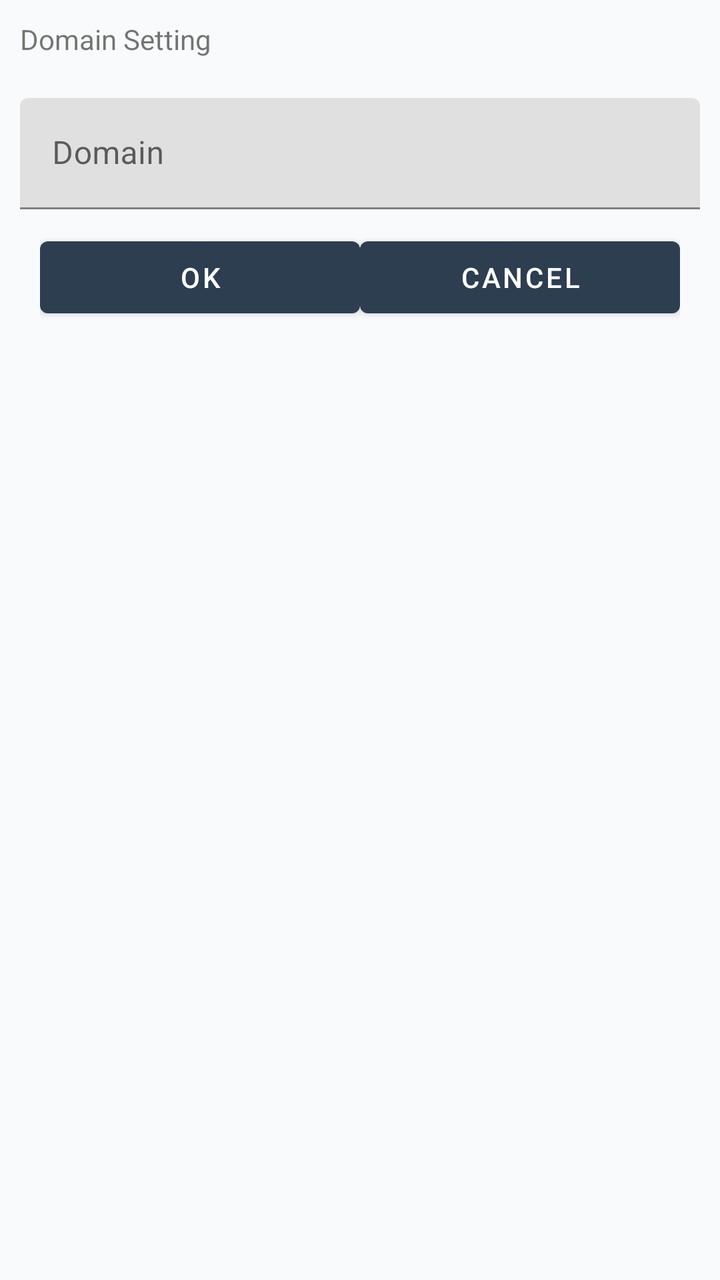
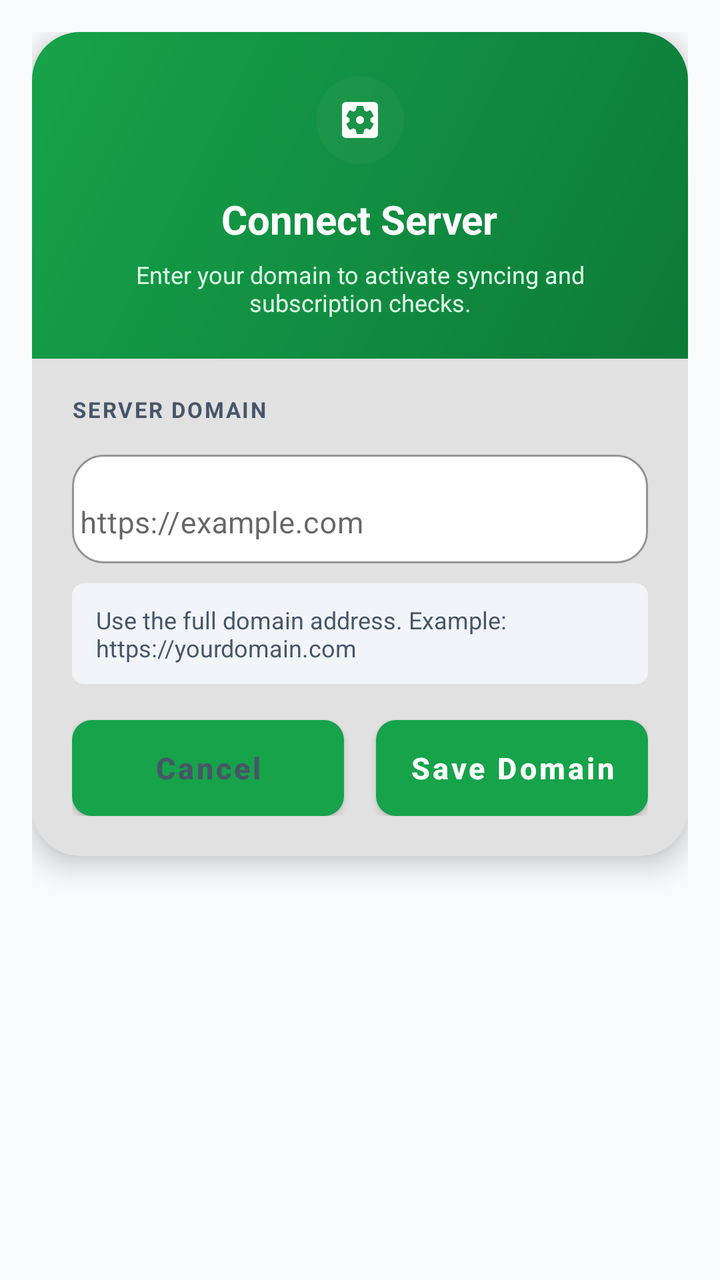

Compare the two renders of this Android layout. The source of the first and the diff that turns it into the second are given below.
<!-- AndroidManifest.xml: application theme AppTheme -->
<!-- res/layout/api_domain_link.xml -->
<?xml version="1.0" encoding="utf-8"?>
<LinearLayout xmlns:android="http://schemas.android.com/apk/res/android"
    xmlns:app="http://schemas.android.com/apk/res-auto"
    android:layout_width="match_parent"
    android:layout_height="match_parent"
    android:orientation="vertical"
    android:padding="10dp">

    <TextView
        android:id="@+id/siminfoTv"
        android:layout_width="match_parent"
        android:layout_height="wrap_content"
        android:text="Domain Setting" />


    <com.google.android.material.textfield.TextInputLayout
        android:layout_width="match_parent"
        android:layout_height="wrap_content"
        android:layout_marginTop="20dp">

        <EditText
            android:id="@+id/apiLinkEt"
            android:layout_width="match_parent"
            android:layout_height="wrap_content"
            android:hint="Domain"
            android:inputType="text"
            android:maxLines="1" />
    </com.google.android.material.textfield.TextInputLayout>

    <LinearLayout
        android:layout_width="match_parent"
        android:layout_height="wrap_content"
        android:orientation="horizontal"
        android:padding="10dp"
        android:weightSum="2">

        <Button
            android:id="@+id/domainOkBtn"
            android:layout_width="match_parent"
            android:layout_height="wrap_content"
            android:layout_weight="1"
            android:text="OK" />

        <Button
            android:id="@+id/domainCancelBtn"
            android:layout_width="match_parent"
            android:layout_height="wrap_content"
            android:layout_weight="1"
            android:text="CANCEL" />

    </LinearLayout>

</LinearLayout>
<!-- resources referenced by this layout -->
<resources>
  <style name="AppTheme" parent="Theme.MaterialComponents.Light.DarkActionBar">
          <item name="colorPrimary">@color/colorPrimary</item>
          <item name="colorPrimaryDark">@color/colorPrimaryDark</item>
          <item name="colorAccent">@color/colorAccent</item>
          <item name="android:windowBackground">@color/bg_screen</item>
          <item name="android:statusBarColor">@color/colorPrimaryDark</item>
          <item name="elevationOverlayEnabled">true</item>
      </style>
  <color name="colorPrimary">#2C3E50</color>
  <color name="colorPrimaryDark">#1A252F</color>
  <color name="colorAccent">#82A98D</color>
  <color name="bg_screen">#F8FAFB</color>
</resources>

<!-- the commit's change to res/layout/api_domain_link.xml (unified diff, before → after) -->
@@ -1,53 +1,173 @@
 <?xml version="1.0" encoding="utf-8"?>
-<LinearLayout xmlns:android="http://schemas.android.com/apk/res/android"
+<FrameLayout xmlns:android="http://schemas.android.com/apk/res/android"
     xmlns:app="http://schemas.android.com/apk/res-auto"
     android:layout_width="match_parent"
-    android:layout_height="match_parent"
-    android:orientation="vertical"
-    android:padding="10dp">
+    android:layout_height="wrap_content"
+    android:background="@android:color/transparent"
+    android:padding="16dp">
 
-    <TextView
-        android:id="@+id/siminfoTv"
+    <com.google.android.material.card.MaterialCardView
         android:layout_width="match_parent"
         android:layout_height="wrap_content"
-        android:text="Domain Setting" />
+        app:cardBackgroundColor="?attr/colorSurface"
+        app:cardCornerRadius="24dp"
+        app:cardElevation="8dp">
 
-
-    <com.google.android.material.textfield.TextInputLayout
-        android:layout_width="match_parent"
-        android:layout_height="wrap_content"
-        android:layout_marginTop="20dp">
-
-        <EditText
-            android:id="@+id/apiLinkEt"
+        <LinearLayout
             android:layout_width="match_parent"
             android:layout_height="wrap_content"
-            android:hint="Domain"
-            android:inputType="text"
-            android:maxLines="1" />
-    </com.google.android.material.textfield.TextInputLayout>
+            android:orientation="vertical">
 
-    <LinearLayout
-        android:layout_width="match_parent"
-        android:layout_height="wrap_content"
-        android:orientation="horizontal"
-        android:padding="10dp"
-        android:weightSum="2">
+            <LinearLayout
+                android:layout_width="match_parent"
+                android:layout_height="wrap_content"
+                android:background="@drawable/bg_gradient_header"
+                android:gravity="center_horizontal"
+                android:orientation="vertical"
+                android:paddingStart="24dp"
+                android:paddingTop="22dp"
+                android:paddingEnd="24dp"
+                android:paddingBottom="20dp">
 
-        <Button
-            android:id="@+id/domainOkBtn"
-            android:layout_width="match_parent"
-            android:layout_height="wrap_content"
-            android:layout_weight="1"
-            android:text="OK" />
+                <com.google.android.material.card.MaterialCardView
+                    android:layout_width="44dp"
+                    android:layout_height="44dp"
+                    app:cardBackgroundColor="@color/icon_overlay"
+                    app:cardCornerRadius="22dp"
+                    app:cardElevation="0dp">
 
-        <Button
-            android:id="@+id/domainCancelBtn"
-            android:layout_width="match_parent"
-            android:layout_height="wrap_content"
-            android:layout_weight="1"
-            android:text="CANCEL" />
+                    <ImageView
+                        android:layout_width="match_parent"
+                        android:layout_height="match_parent"
+                        android:padding="10dp"
+                        android:src="@drawable/ic_baseline_settings_applications_24"
+                        android:tint="@android:color/white" />
+                </com.google.android.material.card.MaterialCardView>
 
-    </LinearLayout>
+                <TextView
+                    android:id="@+id/siminfoTv"
+                    android:layout_width="wrap_content"
+                    android:layout_height="wrap_content"
+                    android:layout_marginTop="14dp"
+                    android:text="Connect Server"
+                    android:textColor="@android:color/white"
+                    android:textSize="20sp"
+                    android:textStyle="bold" />
 
-</LinearLayout>
+                <TextView
+                    android:layout_width="wrap_content"
+                    android:layout_height="wrap_content"
+                    android:layout_marginTop="6dp"
+                    android:gravity="center"
+                    android:text="Enter your domain to activate syncing and subscription checks."
+                    android:textColor="@color/teal_light"
+                    android:textSize="12sp" />
+
+            </LinearLayout>
+
+            <LinearLayout
+                android:layout_width="match_parent"
+                android:layout_height="wrap_content"
+                android:orientation="vertical"
+                android:paddingStart="20dp"
+                android:paddingTop="18dp"
+                android:paddingEnd="20dp"
+                android:paddingBottom="20dp">
+
+                <TextView
+                    android:layout_width="wrap_content"
+                    android:layout_height="wrap_content"
+                    android:text="SERVER DOMAIN"
+                    android:textColor="@color/text_secondary"
+                    android:textSize="11sp"
+                    android:textStyle="bold"
+                    android:letterSpacing="0.08" />
+
+                <com.google.android.material.textfield.TextInputLayout
+                    android:layout_width="match_parent"
+                    android:layout_height="wrap_content"
+                    android:layout_marginTop="10dp"
+                    android:hint="https://example.com"
+                    app:boxBackgroundColor="?attr/colorSurface"
+                    app:boxBackgroundMode="outline"
+                    app:boxCornerRadiusBottomEnd="16dp"
+                    app:boxCornerRadiusBottomStart="16dp"
+                    app:boxCornerRadiusTopEnd="16dp"
+                    app:boxCornerRadiusTopStart="16dp"
+                    app:boxStrokeColor="?attr/colorPrimary"
+                    app:boxStrokeWidth="1dp"
+                    app:boxStrokeWidthFocused="2dp"
+                    app:hintTextColor="@color/text_hint">
+
+                    <com.google.android.material.textfield.TextInputEditText
+                        android:id="@+id/apiLinkEt"
+                        android:layout_width="match_parent"
+                        android:layout_height="wrap_content"
+                        android:imeOptions="actionDone"
+                        android:inputType="textUri"
+                        android:maxLines="1"
+                        android:minHeight="54dp"
+                        android:paddingStart="4dp"
+                        android:paddingEnd="4dp"
+                        android:textColor="?attr/colorOnSurface"
+                        android:textColorHint="@color/text_hint"
+                        android:textSize="15sp" />
+
+                </com.google.android.material.textfield.TextInputLayout>
+
+                <TextView
+                    android:layout_width="match_parent"
+                    android:layout_height="wrap_content"
+                    android:layout_marginTop="10dp"
+                    android:background="@drawable/bg_badge"
+                    android:paddingStart="12dp"
+                    android:paddingTop="10dp"
+                    android:paddingEnd="12dp"
+                    android:paddingBottom="10dp"
+                    android:text="Use the full domain address. Example: https://yourdomain.com"
+                    android:textColor="@color/text_secondary"
+                    android:textSize="12sp" />
+
+                <LinearLayout
+                    android:layout_width="match_parent"
+                    android:layout_height="wrap_content"
+                    android:layout_marginTop="18dp"
+                    android:orientation="horizontal">
+
+                    <Button
+                        android:id="@+id/domainCancelBtn"
+                        android:layout_width="0dp"
+                        android:layout_height="48dp"
+                        android:layout_marginEnd="8dp"
+                        android:layout_weight="1"
+                        android:background="@drawable/bg_btn_cancel"
+                        android:insetTop="0dp"
+                        android:insetBottom="0dp"
+                        android:text="Cancel"
+                        android:textAllCaps="false"
+                        android:textColor="@color/text_secondary"
+                        android:textSize="15sp"
+                        android:textStyle="bold" />
+
+                    <Button
+                        android:id="@+id/domainOkBtn"
+                        android:layout_width="0dp"
+                        android:layout_height="48dp"
+                        android:layout_marginStart="8dp"
+                        android:layout_weight="1"
+                        android:background="@drawable/bg_btn_confirm"
+                        android:insetTop="0dp"
+                        android:insetBottom="0dp"
+                        android:text="Save Domain"
+                        android:textAllCaps="false"
+                        android:textColor="@android:color/white"
+                        android:textSize="15sp"
+                        android:textStyle="bold" />
+
+                </LinearLayout>
+
+            </LinearLayout>
+        </LinearLayout>
+    </com.google.android.material.card.MaterialCardView>
+
+</FrameLayout>
<!-- resource entries referenced after the edit -->
@@ -1,5 +1,45 @@
 <!-- resources referenced by this layout -->
 <resources>
+  <color name="icon_overlay">#33FFFFFF</color>
+  <color name="teal_light">#DCFCE7</color>
+  <color name="text_hint">#94A3B8</color>
+  <color name="text_secondary">#475569</color>
+  <!-- drawable bg_badge (drawable) -->
+  <?xml version="1.0" encoding="utf-8"?>
+  <shape xmlns:android="http://schemas.android.com/apk/res/android">
+      <corners android:radius="6dp"/>
+      <solid android:color="@color/inactive_bg"/>
+  </shape>
+  <!-- drawable bg_btn_cancel (drawable) -->
+  <?xml version="1.0" encoding="utf-8"?>
+  <shape xmlns:android="http://schemas.android.com/apk/res/android">
+      <corners android:radius="10dp"/>
+      <solid android:color="#F3F4F6"/>
+  </shape>
+  <!-- drawable bg_btn_confirm (drawable) -->
+  <?xml version="1.0" encoding="utf-8"?>
+  <shape xmlns:android="http://schemas.android.com/apk/res/android">
+      <corners android:radius="10dp"/>
+      <gradient
+          android:startColor="@color/teal_primary"
+          android:endColor="#00695C"
+          android:angle="90"/>
+  </shape>
+  <!-- drawable bg_gradient_header (drawable) -->
+  <?xml version="1.0" encoding="utf-8"?>
+  <shape xmlns:android="http://schemas.android.com/apk/res/android">
+      <gradient
+          android:startColor="@color/header_start"
+          android:endColor="@color/header_end"
+          android:angle="135"
+          android:type="linear"/>
+  </shape>
+  <!-- drawable ic_baseline_settings_applications_24 (drawable) -->
+  <vector android:height="24dp" android:tint="#4843D3"
+      android:viewportHeight="24" android:viewportWidth="24"
+      android:width="24dp" xmlns:android="http://schemas.android.com/apk/res/android">
+      <path android:fillColor="@android:color/white" android:pathData="M12,10c-1.1,0 -2,0.9 -2,2s0.9,2 2,2 2,-0.9 2,-2 -0.9,-2 -2,-2zM19,3L5,3c-1.11,0 -2,0.9 -2,2v14c0,1.1 0.89,2 2,2h14c1.11,0 2,-0.9 2,-2L21,5c0,-1.1 -0.89,-2 -2,-2zM17.25,12c0,0.23 -0.02,0.46 -0.05,0.68l1.48,1.16c0.13,0.11 0.17,0.3 0.08,0.45l-1.4,2.42c-0.09,0.15 -0.27,0.21 -0.43,0.15l-1.74,-0.7c-0.36,0.28 -0.76,0.51 -1.18,0.69l-0.26,1.85c-0.03,0.17 -0.18,0.3 -0.35,0.3h-2.8c-0.17,0 -0.32,-0.13 -0.35,-0.29l-0.26,-1.85c-0.43,-0.18 -0.82,-0.41 -1.18,-0.69l-1.74,0.7c-0.16,0.06 -0.34,0 -0.43,-0.15l-1.4,-2.42c-0.09,-0.15 -0.05,-0.34 0.08,-0.45l1.48,-1.16c-0.03,-0.23 -0.05,-0.46 -0.05,-0.69 0,-0.23 0.02,-0.46 0.05,-0.68l-1.48,-1.16c-0.13,-0.11 -0.17,-0.3 -0.08,-0.45l1.4,-2.42c0.09,-0.15 0.27,-0.21 0.43,-0.15l1.74,0.7c0.36,-0.28 0.76,-0.51 1.18,-0.69l0.26,-1.85c0.03,-0.17 0.18,-0.3 0.35,-0.3h2.8c0.17,0 0.32,0.13 0.35,0.29l0.26,1.85c0.43,0.18 0.82,0.41 1.18,0.69l1.74,-0.7c0.16,-0.06 0.34,0 0.43,0.15l1.4,2.42c0.09,0.15 0.05,0.34 -0.08,0.45l-1.48,1.16c0.03,0.23 0.05,0.46 0.05,0.69z"/>
+  </vector>
   <style name="AppTheme" parent="Theme.MaterialComponents.Light.DarkActionBar">
           <item name="colorPrimary">@color/colorPrimary</item>
           <item name="colorPrimaryDark">@color/colorPrimaryDark</item>
@@ -7,10 +47,18 @@
           <item name="android:windowBackground">@color/bg_screen</item>
           <item name="android:statusBarColor">@color/colorPrimaryDark</item>
           <item name="elevationOverlayEnabled">true</item>
+          <item name="actionMenuTextColor">@android:color/white</item>
+          <item name="android:actionMenuTextColor">@android:color/white</item>
+          <item name="colorControlNormal">@android:color/white</item>
+          <item name="android:textColorPrimary">@android:color/white</item>
       </style>
-  <color name="colorPrimary">#2C3E50</color>
-  <color name="colorPrimaryDark">#1A252F</color>
-  <color name="colorAccent">#82A98D</color>
-  <color name="bg_screen">#F8FAFB</color>
+  <color name="inactive_bg">#F1F5F9</color>
+  <color name="teal_primary">#22C55E</color>
+  <color name="header_start">#0D7A38</color>
+  <color name="header_end">#16A34A</color>
+  <color name="colorPrimary">#16A34A</color>
+  <color name="colorPrimaryDark">#0D7A38</color>
+  <color name="colorAccent">#22C55E</color>
+  <color name="bg_screen">#F8FAFC</color>
 </resources>
 
